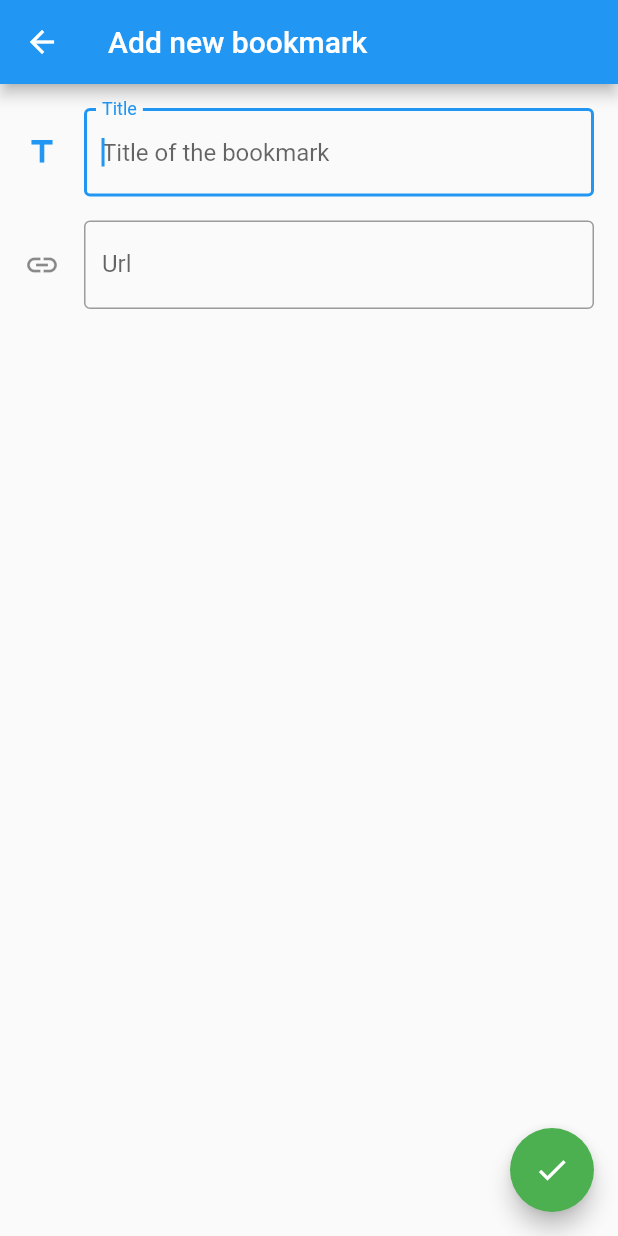
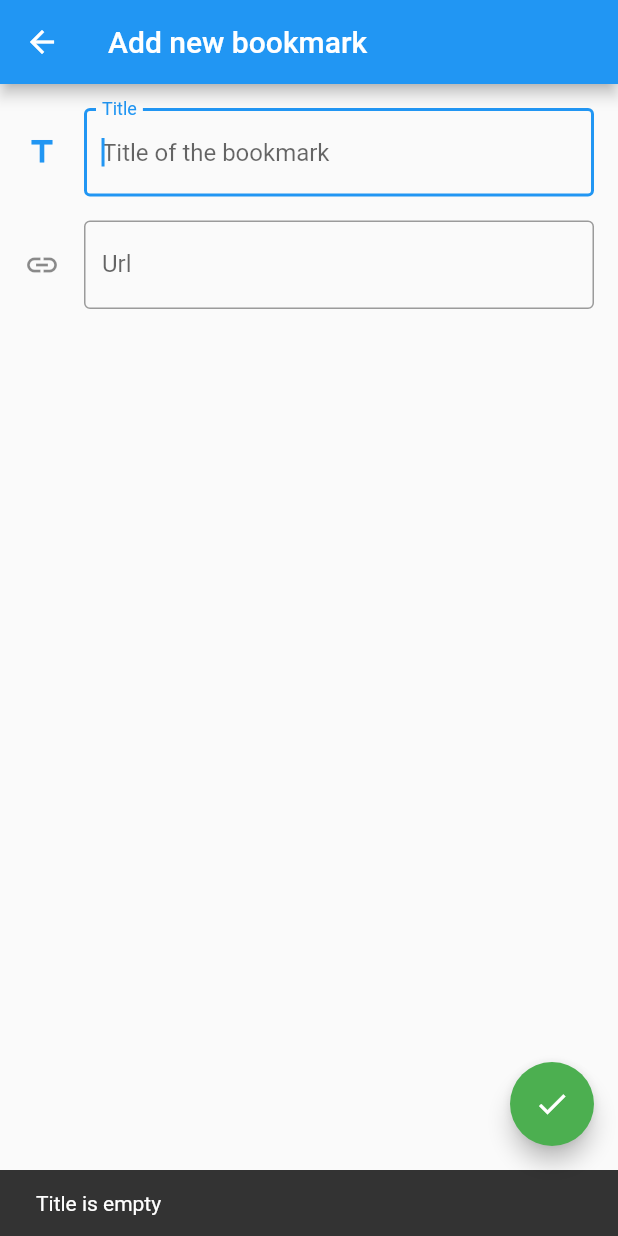
Before and after one commit to ayilmaz4646/caster, a Flutter app: the AddBookmarkPage screen opened directly, after a tap on the "check" icon, on a phone screen of 412 x 824 dp. Run offline on Flutter 3.47's test engine with Material 2 defaults, Android fonts, the phone set to English and light mode, and no system bars; our stand-ins replace webview_flutter.

Commit message:
validating inputs using snackbar

```diff
--- a/lib/page/add_bookmark_page.dart
+++ b/lib/page/add_bookmark_page.dart
@@ -16,13 +16,23 @@ class _AddBookmarkPageState extends State<AddBookmarkPage> {
   Widget build(BuildContext context) {
     return Scaffold(
       appBar: AppBar(title: Text("Add new bookmark")),
-      floatingActionButton: FloatingActionButton(
+      floatingActionButton: Builder(
+        builder: (BuildContext context) => FloatingActionButton(
           child: Icon(Icons.check),
           backgroundColor: Colors.green,
           onPressed: () {
+            String title = _titleTextController.text;
+            String link  = _linkTextController.text;
+
+            Scaffold.of(context).hideCurrentSnackBar();
+            if (isInputValid(title, link)) {
               print("title: ${_titleTextController.text}");
               print("link: ${_linkTextController.text}");
+            } else {
+              showInputError(context, title, link);
+            }
           },
+        ),
       ),
       body: Padding(
         padding: const EdgeInsets.all(16),
@@ -66,4 +76,20 @@ class _AddBookmarkPageState extends State<AddBookmarkPage> {
     _linkFocusNode.dispose();
     super.dispose();
   }
+
+  bool isInputValid(String title, String link) {
+    return title.isNotEmpty && link.isNotEmpty;
   }
+
+  void showInputError(BuildContext context, String title, String link) {
+    if (title.isEmpty) {
+      showSnackBar(context, "Title is empty");
+    } else if (link.isEmpty) {
+      showSnackBar(context, "Link is empty");
+    }
+  }
+
+  void showSnackBar(BuildContext context, String message) {
+    Scaffold.of(context).showSnackBar(SnackBar(content: Text(message)));
+  }
+}
```
Lines whose indentation alone changed are shown as unchanged.
